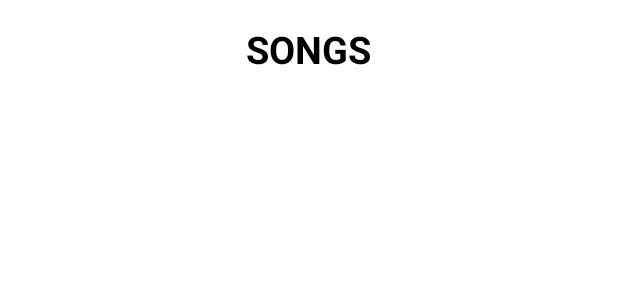
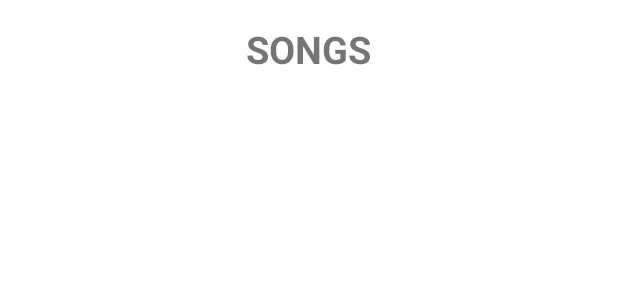
Before and after one commit to PBP22-C/android-service, an Android app: the layout activity_main.xml on its own in the app's theme, with its tools: preview values and no code run, on a phone screen of 412 x 824 dp. Shown: the top 300 px of the screen. Run offline under Robolectric (Android 15) with nearby library versions, the phone set to English and light mode, and no system bars.

```diff
--- a/app/src/main/res/layout/activity_main.xml
+++ b/app/src/main/res/layout/activity_main.xml
@@ -11,9 +11,8 @@
         android:layout_width="wrap_content"
         android:layout_height="wrap_content"
         android:id="@+id/tv_title"
-        android:textColor="@color/black"
-        android:text="SONGS"
-        android:textSize="25dp"
+        android:text="@string/title"
+        android:textSize="25sp"
         android:textStyle="bold"
         android:padding="15dp"
         android:layout_centerHorizontal="true" />
@@ -22,9 +21,11 @@
         android:layout_width="wrap_content"
         android:layout_height="wrap_content"
         android:id="@+id/tv_no_songs"
-        android:text="NO SONGS FOUND"
+        android:text="@string/no_songs_found"
         android:layout_centerInParent="true"
-        android:visibility="gone"/>
+        android:visibility="gone"
+        android:textColor="@color/black"
+        />
 
     <androidx.recyclerview.widget.RecyclerView
         android:layout_width="match_parent"
@@ -32,5 +33,4 @@
         android:id="@+id/recycler_view"
         android:layout_below="@id/tv_title"/>
 
-
 </RelativeLayout>
--- a/app/src/main/res/values/strings.xml
+++ b/app/src/main/res/values/strings.xml
@@ -1,3 +1,5 @@
 <resources>
     <string name="app_name">PBP - Android Service</string>
+    <string name="no_songs_found">NO SONGS FOUND</string>
+    <string name="title">SONGS</string>
 </resources>
```
Also changed, not shown: app/src/main/java/com/example/pbp_androidservice/AudioModel.java (added, +37 -0 lines), app/src/main/java/com/example/pbp_androidservice/MainActivity.java (+60 -0 lines).
